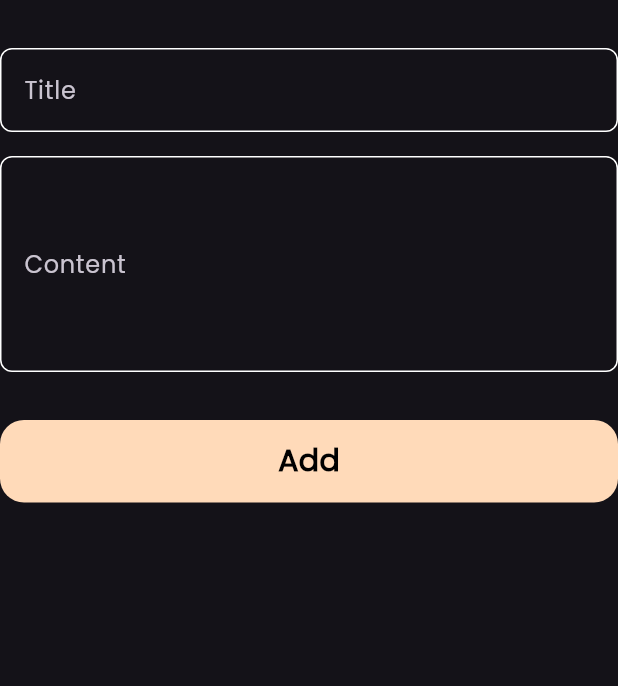
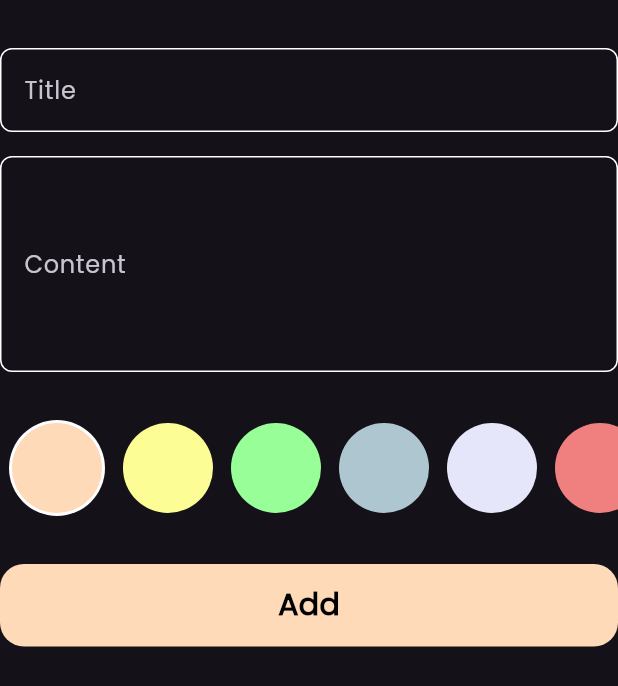
Before and after one commit to abdelazizh17/notes-app, a Flutter app: the AddNoteForm widget shown alone on an empty page, opened directly, on a phone screen of 412 x 824 dp. Shown: the top 686 px of the screen. Run offline on Flutter 3.47's test engine with Material 3 defaults, Android fonts, the phone set to English and light mode, and no system bars; our stand-ins replace bloc, flutter_bloc, font_awesome_flutter, hive, hive_flutter; accounts and stored records are empty.

Commit message:
colors list view

```diff
--- a/lib/widgets/add_note_form.dart
+++ b/lib/widgets/add_note_form.dart
@@ -2,6 +2,7 @@ import 'package:flutter/material.dart';
 import 'package:flutter_bloc/flutter_bloc.dart';
 import 'package:notes_app/cubits/add_note_cubit/add_note_cubit.dart';
 import 'package:notes_app/model/note_model.dart';
+import 'package:notes_app/widgets/colors_list_view.dart';
 import 'package:notes_app/widgets/custom_bottom.dart';
 import 'package:notes_app/widgets/custom_text_field.dart';
 import 'package:intl/intl.dart';
@@ -22,7 +23,6 @@ class _AddNoteFormState extends State<AddNoteForm> {
   DateTime now = DateTime.now();
   @override
   Widget build(BuildContext context) {
-
     return Form(
       key: formKey,
       autovalidateMode: autovalidateMode,
@@ -54,6 +54,10 @@ class _AddNoteFormState extends State<AddNoteForm> {
           const SizedBox(
             height: 32,
           ),
+          const ColorListView(),
+          const SizedBox(
+            height: 32,
+          ),
           BlocBuilder<AddNoteCubit, AddNoteState>(
             builder: (context, state) {
               return CustomButton(
@@ -61,7 +65,8 @@ class _AddNoteFormState extends State<AddNoteForm> {
                 onTap: () {
                   if (formKey.currentState!.validate()) {
                     formKey.currentState!.save();
-                    String formattedDate = DateFormat('yyyy-MM-dd – kk:mm').format(now);
+                    String formattedDate =
+                        DateFormat('yyyy-MM-dd – kk:mm').format(now);
                     var noteModel = NoteModel(
                       title: title!,
                       subTitle: subTitle!,
--- /dev/null
+++ b/lib/widgets/colors_list_view.dart
@@ -0,0 +1,65 @@
+import 'package:flutter/material.dart';
+import 'package:notes_app/helper/app_color.dart';
+
+class ColorItem extends StatelessWidget {
+  const ColorItem({
+    super.key,
+    required this.isActive,
+    required this.color,
+  });
+  final bool isActive;
+  final Color color;
+  @override
+  Widget build(BuildContext context) {
+    return isActive
+        ? CircleAvatar(
+            radius: 32,
+            backgroundColor: Colors.white,
+            child: CircleAvatar(
+              radius: 30,
+              backgroundColor: color,
+            ),
+          )
+        : CircleAvatar(
+            radius: 30,
+            backgroundColor: color,
+          );
+  }
+}
+
+class ColorListView extends StatefulWidget {
+  const ColorListView({super.key});
+
+  @override
+  State<ColorListView> createState() => _ColorListViewState();
+}
+
+class _ColorListViewState extends State<ColorListView> {
+  int currentIndex = 0;
+  List<Color> appColors = AppColors.pastelColors;
+  @override
+  Widget build(BuildContext context) {
+    return SizedBox(
+      height: 32 * 2,
+      child: ListView.builder(
+        scrollDirection: Axis.horizontal,
+        itemCount: appColors.length,
+        itemBuilder: (context, index) {
+          return Padding(
+            padding: const EdgeInsets.symmetric(horizontal: 6),
+            child: GestureDetector(
+              onTap: () {
+                currentIndex = index;
+                setState(() {});
+              },
+              child: ColorItem(
+                color: appColors[index],
+                isActive: currentIndex == index,
+              ),
+            ),
+          );
+        },
+      ),
+    );
+  }
+}
```
